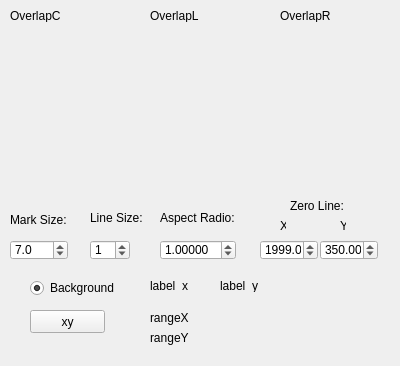
The window that form.ui (fubo1106/LineChart) describes before a commit, drawn with Qt 5.
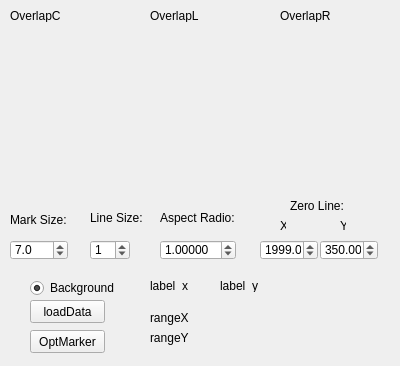
The same window after the commit.

Patch:
```diff
--- a/form.ui
+++ b/form.ui
@@ -149,13 +149,13 @@
    <property name="geometry">
     <rect>
      <x>30</x>
-     <y>310</y>
+     <y>300</y>
      <width>75</width>
      <height>23</height>
     </rect>
    </property>
    <property name="text">
-    <string>xy</string>
+    <string>loadData</string>
    </property>
   </widget>
   <widget class="QLabel" name="label_rangeX">
@@ -300,6 +300,19 @@
     <string>OverlapR</string>
    </property>
   </widget>
+  <widget class="QPushButton" name="btn_opt_marker">
+   <property name="geometry">
+    <rect>
+     <x>30</x>
+     <y>330</y>
+     <width>75</width>
+     <height>23</height>
+    </rect>
+   </property>
+   <property name="text">
+    <string>OptMarker</string>
+   </property>
+  </widget>
  </widget>
  <resources/>
  <connections/>
```
